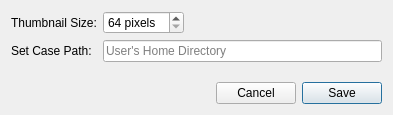
Qt form settingsdialog.ui (pjrinaldi/wombatforensics) before a commit.
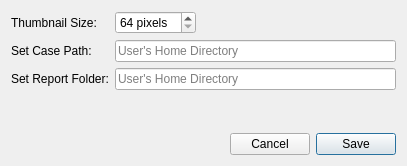
The same form after that commit.

Commit message: working on report publishing and adding carved sections.

```diff
--- a/settingsdialog.ui
+++ b/settingsdialog.ui
@@ -9,8 +9,8 @@
    <rect>
     <x>0</x>
     <y>0</y>
-    <width>393</width>
-    <height>115</height>
+    <width>407</width>
+    <height>166</height>
    </rect>
   </property>
   <property name="windowTitle">
@@ -20,20 +20,23 @@
    <bool>true</bool>
   </property>
   <layout class="QGridLayout" name="gridLayout">
-   <item row="3" column="3">
-    <widget class="QPushButton" name="cancelbutton">
+   <item row="1" column="0">
+    <widget class="QLabel" name="casepathlabel">
      <property name="text">
-      <string>Cancel</string>
+      <string>Set Case Path:</string>
      </property>
     </widget>
    </item>
-   <item row="3" column="4">
-    <widget class="QPushButton" name="savebutton">
-     <property name="text">
-      <string>Save</string>
+   <item row="1" column="1" colspan="4">
+    <widget class="QLineEdit" name="casepathlineedit">
+     <property name="sizePolicy">
+      <sizepolicy hsizetype="Expanding" vsizetype="Fixed">
+       <horstretch>2</horstretch>
+       <verstretch>0</verstretch>
+      </sizepolicy>
      </property>
-     <property name="default">
-      <bool>true</bool>
+     <property name="placeholderText">
+      <string>User's Home Directory</string>
      </property>
     </widget>
    </item>
@@ -53,7 +56,14 @@
      </property>
     </widget>
    </item>
-   <item row="2" column="1">
+   <item row="4" column="3">
+    <widget class="QPushButton" name="cancelbutton">
+     <property name="text">
+      <string>Cancel</string>
+     </property>
+    </widget>
+   </item>
+   <item row="3" column="1">
     <spacer name="verticalSpacer">
      <property name="orientation">
       <enum>Qt::Vertical</enum>
@@ -66,6 +76,16 @@
      </property>
     </spacer>
    </item>
+   <item row="4" column="4">
+    <widget class="QPushButton" name="savebutton">
+     <property name="text">
+      <string>Save</string>
+     </property>
+     <property name="default">
+      <bool>true</bool>
+     </property>
+    </widget>
+   </item>
    <item row="0" column="1">
     <widget class="QSpinBox" name="thumbnailspinbox">
      <property name="readOnly">
@@ -91,15 +111,15 @@
      </property>
     </widget>
    </item>
-   <item row="1" column="0">
-    <widget class="QLabel" name="casepathlabel">
+   <item row="2" column="0">
+    <widget class="QLabel" name="reportpathlabel">
      <property name="text">
-      <string>Set Case Path:</string>
+      <string>Set Report Folder:</string>
      </property>
     </widget>
    </item>
-   <item row="1" column="1" colspan="4">
-    <widget class="QLineEdit" name="casepathlineedit">
+   <item row="2" column="1" colspan="4">
+    <widget class="QLineEdit" name="reportpathlineedit">
      <property name="sizePolicy">
       <sizepolicy hsizetype="Expanding" vsizetype="Fixed">
        <horstretch>2</horstretch>
@@ -109,6 +129,9 @@
      <property name="placeholderText">
       <string>User's Home Directory</string>
      </property>
+     <property name="clearButtonEnabled">
+      <bool>false</bool>
+     </property>
     </widget>
    </item>
   </layout>
```
The commit also changes 8 other files.
